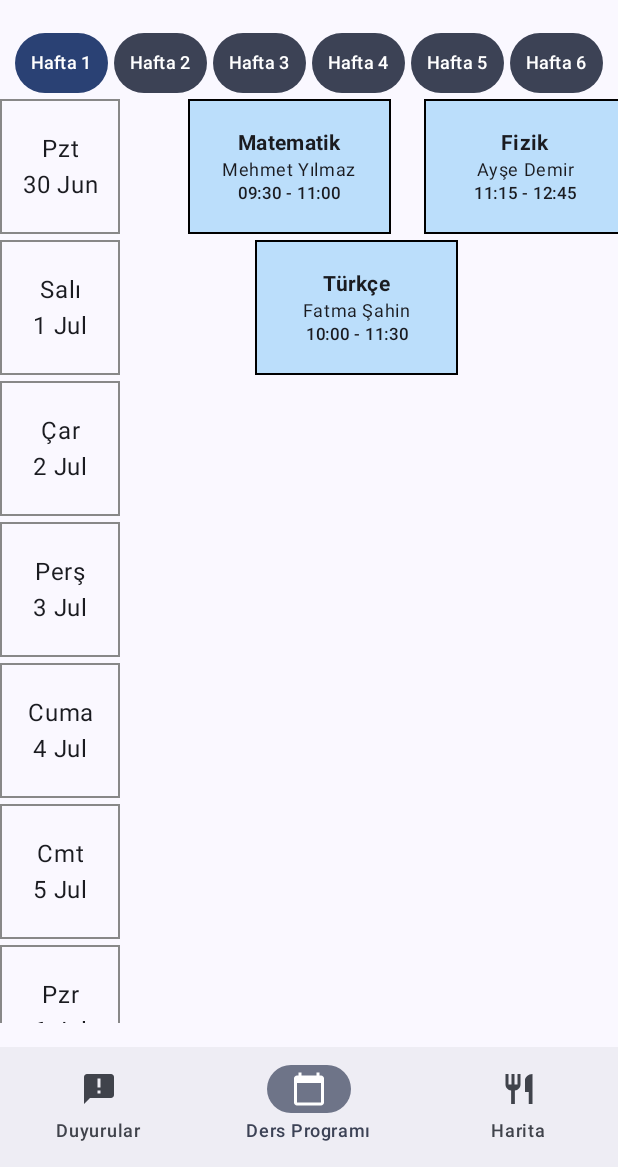
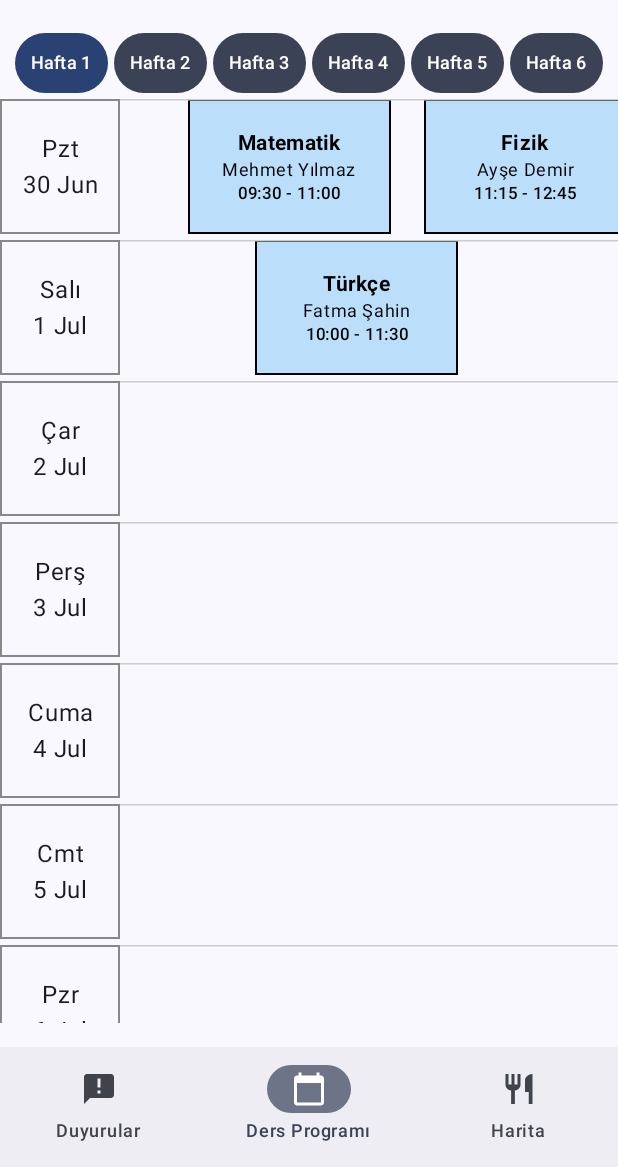
Before and after one commit to AhmetYusufOguz/StajOkuluApp, an Android app built with Jetpack Compose: the StudentMainScreen screen opened through its navigation route, on a phone screen of 412 x 824 dp, the part 69-1236 px from its top. Run offline under Robolectric (Android 15) with nearby library versions, the phone set to English and light mode, and no system bars; libraries missing offline, so code that uses them is left out: androidx.lint.kotlin; 1 statement that could not run was skipped.

Commit message:
Öğrenci ders programı sayfası için düzenlemeler yapıldı.

```diff
--- a/app/src/main/java/com/ahmetyusufoguz/stajokulu25/data/LessonRepository.kt
+++ b/app/src/main/java/com/ahmetyusufoguz/stajokulu25/data/LessonRepository.kt
@@ -131,9 +131,9 @@ object LessonRepository {
     )
 }
 
-fun getDateFor(week: Int, day: Int): String {
-    val startDate = LocalDate.of(2025, 6, 30)
-    val date = startDate.plusWeeks((week - 1).toLong()).plusDays(day.toLong())
-    val formatter = DateTimeFormatter.ofPattern("d MMM", Locale.forLanguageTag("tr"))
-    return date.format(formatter)  // Örnek: "01 Temmuz 2025"
+fun getDateForDay(week: Int, dayIndex: Int): String {
+    val baseDate = LocalDate.of(2025, 6, 30) // 1. haftanın pazartesi
+    val daysToAdd = (week - 1) * 7 + dayIndex
+    val targetDate = baseDate.plusDays(daysToAdd.toLong())
+    return targetDate.format(DateTimeFormatter.ofPattern("d MMM"))
 }
--- a/app/src/main/java/com/ahmetyusufoguz/stajokulu25/screens/student/StudentScheduleScreen.kt
+++ b/app/src/main/java/com/ahmetyusufoguz/stajokulu25/screens/student/StudentScheduleScreen.kt
@@ -19,9 +19,7 @@ import androidx.compose.ui.unit.dp
 import androidx.compose.ui.unit.sp
 import com.ahmetyusufoguz.stajokulu25.data.Lesson
 import com.ahmetyusufoguz.stajokulu25.data.LessonRepository
-import java.time.LocalDate
-import java.time.format.DateTimeFormatter
-import java.util.UUID
+import com.ahmetyusufoguz.stajokulu25.data.getDateForDay
 
 val days = listOf("Pzt", "Salı", "Çar", "Perş", "Cuma", "Cmt", "Pzr")
 
@@ -78,26 +76,27 @@ fun timeToMinutes(time: String): Int {
 
 @Composable
 fun LessonGrid(selectedWeek: Int, modifier: Modifier = Modifier) {
-    val scrollState = rememberScrollState()
     val lessons = LessonRepository.dummyLessons.filter { it.week == selectedWeek }
     val pxPerMin = 1.5f
     val gridStartMin = 9 * 60
     val rowHeight = 90.dp
     val totalWidthDp = ((60 * 11) * pxPerMin).toInt()
+
     val verticalScrollState = rememberScrollState()
+    val horizontalScrollState = rememberScrollState()
 
     var selectedLesson by remember { mutableStateOf<Lesson?>(null) }
 
-    Row(modifier = modifier.horizontalScroll(scrollState)) {
-        Column(modifier = Modifier
+    Row(modifier = modifier.fillMaxWidth()) {
+
+        // SOLDA SABİT GÜN + TARİH
+        Column(
+            modifier = Modifier
                 .verticalScroll(verticalScrollState),
-            verticalArrangement = Arrangement.spacedBy(4.dp)) {
+            verticalArrangement = Arrangement.spacedBy(4.dp)
+        ) {
             days.forEachIndexed { dayIndex, day ->
                 val date = getDateForDay(week = selectedWeek, dayIndex = dayIndex)
-                val lessonsOfDay = lessons.filter { it.day == dayIndex }
-
-                Row(verticalAlignment = Alignment.Top) {
-                    // Gün + Tarih
                 Box(
                     modifier = Modifier
                         .width(80.dp)
@@ -107,8 +106,19 @@ fun LessonGrid(selectedWeek: Int, modifier: Modifier = Modifier) {
                 ) {
                     Text("$day\n$date", textAlign = TextAlign.Center)
                 }
+            }
+        }
 
-                    // Ders kutuları
+        // SAĞDA SCROLL EDİLEBİLİR DERSLER
+        Column(
+            modifier = Modifier
+                .verticalScroll(verticalScrollState)
+                .horizontalScroll(horizontalScrollState),
+            verticalArrangement = Arrangement.spacedBy(4.dp)
+        ) {
+            days.forEachIndexed { dayIndex, _ ->
+                val lessonsOfDay = lessons.filter { it.day == dayIndex }
+
                 Box(
                     modifier = Modifier
                         .width(totalWidthDp.dp)
@@ -137,13 +147,31 @@ fun LessonGrid(selectedWeek: Int, modifier: Modifier = Modifier) {
                                 verticalArrangement = Arrangement.Center,
                                 modifier = Modifier.padding(4.dp)
                             ) {
-                                    Text(lesson.title, style = MaterialTheme.typography.bodyMedium, fontWeight = FontWeight.Bold)
-                                    Text(lesson.teacherName, style = MaterialTheme.typography.bodySmall)
-                                    Text("${lesson.begin} - ${lesson.end}", style = MaterialTheme.typography.labelSmall)
+                                Text(
+                                    lesson.title,
+                                    style = MaterialTheme.typography.bodyMedium,
+                                    fontWeight = FontWeight.Bold,
+                                    color = Color.Black
+                                )
+                                Text(
+                                    lesson.teacherName,
+                                    style = MaterialTheme.typography.bodySmall,
+                                    color = Color.Black
+                                )
+                                Text(
+                                    "${lesson.begin} - ${lesson.end}",
+                                    style = MaterialTheme.typography.labelSmall,
+                                    color = Color.Black
+                                )
                             }
                         }
                     }
-                    }
+                    HorizontalDivider(
+                        modifier = Modifier
+                            .fillMaxWidth()
+                            .height(1.dp),
+                        color = Color.LightGray
+                    )
                 }
             }
         }
@@ -172,10 +200,3 @@ fun LessonGrid(selectedWeek: Int, modifier: Modifier = Modifier) {
         )
     }
 }
-
-fun getDateForDay(week: Int, dayIndex: Int): String {
-    val baseDate = LocalDate.of(2025, 6, 30) // 1. haftanın pazartesi
-    val daysToAdd = (week - 1) * 7 + dayIndex
-    val targetDate = baseDate.plusDays(daysToAdd.toLong())
-    return targetDate.format(DateTimeFormatter.ofPattern("d MMM"))
-}
```
Lines whose indentation alone changed are shown as unchanged.
